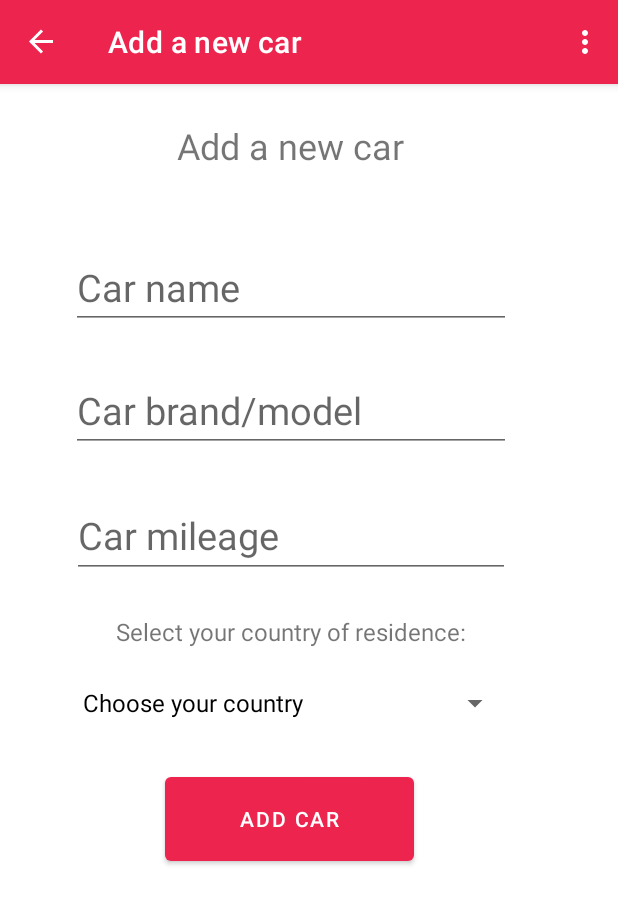
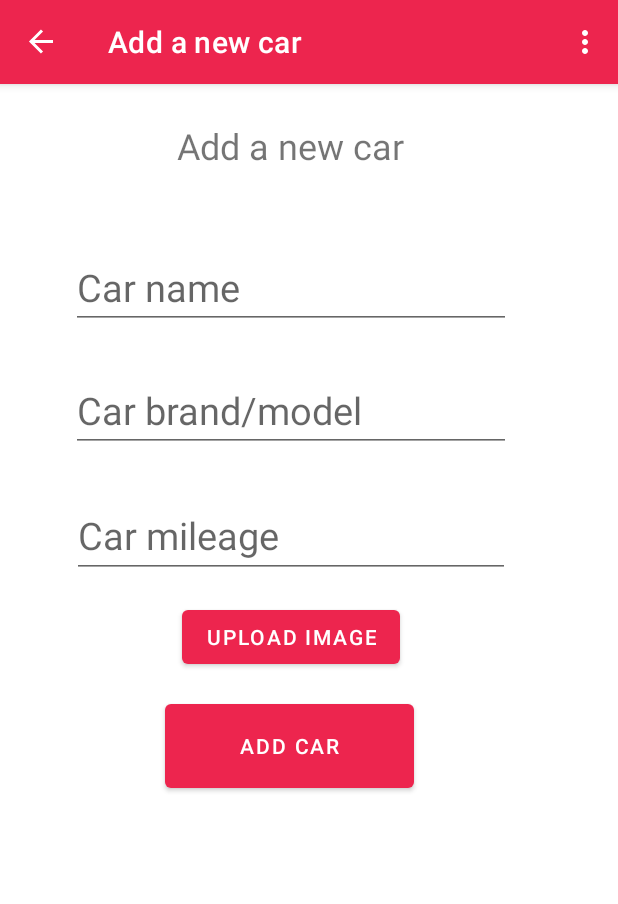
Before and after one commit to JonasKucinskas/MileMate, an Android app: the CarAddFragment screen opened through its navigation route, on a phone screen of 412 x 824 dp. Shown: the top 904 px of the screen. Run offline under Robolectric (Android 15) with nearby library versions, the phone set to English and light mode, and no system bars; our stand-ins replace navigation-ui.

Commit message:
added ability to upload car image in car add fragment, image is saved in local storage

```diff
--- a/app/src/main/AndroidManifest.xml
+++ b/app/src/main/AndroidManifest.xml
@@ -13,6 +13,7 @@
         android:label="@string/app_name"
         android:supportsRtl="true"
         android:theme="@style/Theme.MileMate"
+        android:requestLegacyExternalStorage="true"
         tools:targetApi="31">
         <receiver android:name=".NotificationReceiver"
             android:exported="true">
--- a/app/src/main/java/com/example/milemate/CarAddFragment.kt
+++ b/app/src/main/java/com/example/milemate/CarAddFragment.kt
@@ -1,18 +1,29 @@
 package com.example.milemate
 
+import android.app.Activity.RESULT_OK
+import android.content.Intent
+import android.graphics.Bitmap
+import android.os.Build
 import android.os.Bundle
+import android.os.Environment
+import android.provider.MediaStore
 import android.view.LayoutInflater
 import android.view.View
 import android.view.ViewGroup
 import android.widget.*
+import androidx.annotation.RequiresApi
 import androidx.fragment.app.Fragment
 import androidx.lifecycle.ViewModelProvider
 import com.example.milemate.database.DBManager
+import java.io.File
+import java.io.FileOutputStream
+import java.io.FileWriter
 
 
 class CarAddFragment : Fragment() {
 
     private var FirstCar = Car("", "", "")
+    private var carImage: Bitmap? = null
 
     override fun onCreateView(
         inflater: LayoutInflater, container: ViewGroup?,
@@ -27,25 +38,29 @@ class CarAddFragment : Fragment() {
 
         //getting reference to the variable
         val addCarButton = view.findViewById<Button>(R.id.buttonAddCar)
+        val imageUploadButton = view.findViewById<Button>(R.id.carAddSelectImage)
 
-        //Creating spinner for choosing countries
-        val countryOptions = arrayOf("Choose your country", "Lithuania")
-        val adapter = ArrayAdapter<String>(requireContext(), android.R.layout.simple_spinner_dropdown_item, countryOptions)
-        adapter.setDropDownViewResource(android.R.layout.simple_spinner_dropdown_item)
-        val spinner = view.findViewById<Spinner>(R.id.spinner)
-        spinner.adapter = adapter
-        spinner.setSelection(0)
+        imageUploadButton.setOnClickListener(){
+            val intent = Intent()
+            intent.type = "image/*"
+            intent.action = "android.intent.action.PICK"
+            startActivityForResult(intent, 100)
+        }
 
         //Button click event to create car object
         addCarButton.setOnClickListener {
             val carNameContent = view.findViewById<EditText>(R.id.textCarName).text.toString()
             val carBrandContent = view.findViewById<EditText>(R.id.textCarBrand).text.toString()
             val carMileageContent = view.findViewById<EditText>(R.id.numberCarMileage).text.toString()
+
             FirstCar = Car(carNameContent, carBrandContent, carMileageContent)
             Toast.makeText(activity, "Car added successfully!", Toast.LENGTH_SHORT).show()
+
             //Sends notification
             val notificationHelper = NotificationHelper(requireContext())
             notificationHelper.sendNotification("MileMate", "Car Added successfully!", 0)
+
+            writeCarImage(carImage, carNameContent)
 
             // Insert into database
             val database = ViewModelProvider(this).get(DBManager::class.java)
@@ -53,6 +68,31 @@ class CarAddFragment : Fragment() {
         }
 
     }
+    @RequiresApi(Build.VERSION_CODES.P)
+    override fun onActivityResult(requestCode: Int, resultCode: Int, data: Intent?) {
+        super.onActivityResult(requestCode, resultCode, data)
+        if (requestCode == 100) {
+            carImage = MediaStore.Images.Media.getBitmap(requireContext().contentResolver, data?.data)
+        }
+    }
+
+    fun writeCarImage(carImage: Bitmap?, fileName: String){
+
+        if (carImage != null) {
+            val root: String = Environment.getExternalStoragePublicDirectory(
+                Environment.DIRECTORY_PICTURES
+            ).toString()
+            val myDir = File(context?.filesDir.toString()+"/saved_images")
+            myDir.mkdirs()
+            val fname = "$fileName.jpg"
+            val file = File(myDir, fname)
+
+            val out = FileOutputStream(file)
+            carImage.compress(Bitmap.CompressFormat.JPEG, 100, out)
+            out.flush()
+            out.close()
+        }
+    }
 
     override fun onDestroyView() {
         super.onDestroyView()
--- a/app/src/main/res/layout/fragment_car_add.xml
+++ b/app/src/main/res/layout/fragment_car_add.xml
@@ -19,19 +19,6 @@
         app:layout_constraintStart_toStartOf="parent"
         app:layout_constraintTop_toTopOf="parent"
         app:layout_constraintVertical_bias="0.42" />
-
-    <TextView
-        android:id="@+id/textView"
-        android:layout_width="243dp"
-        android:layout_height="25dp"
-        android:text="@string/select_residence"
-        android:textAlignment="center"
-        android:textSize="16sp"
-        app:layout_constraintBottom_toTopOf="@+id/spinner"
-        app:layout_constraintEnd_toEndOf="parent"
-        app:layout_constraintStart_toStartOf="parent"
-        app:layout_constraintTop_toBottomOf="@+id/numberCarMileage"
-        app:layout_constraintVertical_bias="0.842" />
 
     <EditText
         android:id="@+id/textCarName"
@@ -73,25 +60,13 @@
         app:layout_constraintEnd_toEndOf="parent"
         app:layout_constraintHorizontal_bias="0.497"
         app:layout_constraintStart_toStartOf="parent"
-        app:layout_constraintTop_toBottomOf="@+id/spinner"
-        app:layout_constraintVertical_bias="0.323" />
-
-    <Spinner
-        android:id="@+id/spinner"
-        android:layout_width="293dp"
-        android:layout_height="58dp"
-        android:contentDescription="@string/choose_your_country"
-        android:labelFor="@+id/spinner"
-        app:layout_constraintBottom_toBottomOf="parent"
-        app:layout_constraintEnd_toEndOf="parent"
-        app:layout_constraintStart_toStartOf="parent"
-        app:layout_constraintTop_toBottomOf="@+id/numberCarMileage"
-        app:layout_constraintVertical_bias="0.329" />
+        app:layout_constraintTop_toBottomOf="@+id/numberCarMileage" />
 
     <EditText
         android:id="@+id/numberCarMileage"
         android:layout_width="292dp"
         android:layout_height="56dp"
+        android:autofillHints=""
         android:ems="10"
         android:hint="@string/car_mileage"
         android:inputType="number"
@@ -100,7 +75,19 @@
         app:layout_constraintEnd_toEndOf="parent"
         app:layout_constraintStart_toStartOf="parent"
         app:layout_constraintTop_toBottomOf="@+id/textCarBrand"
-        app:layout_constraintVertical_bias="0.111"
-        android:autofillHints="" />
+        app:layout_constraintVertical_bias="0.111" />
+
+    <Button
+        android:id="@+id/carAddSelectImage"
+        android:layout_width="wrap_content"
+        android:layout_height="wrap_content"
+        android:layout_centerHorizontal="true"
+        android:text="Upload image"
+        app:layout_constraintBottom_toTopOf="@+id/buttonAddCar"
+        app:layout_constraintEnd_toEndOf="parent"
+        app:layout_constraintStart_toStartOf="parent"
+        app:layout_constraintTop_toBottomOf="@+id/numberCarMileage" />
+
+    <!--ImageView to preview the selected image-->
 
 </androidx.constraintlayout.widget.ConstraintLayout>
```
Also changed, not shown: app/src/main/java/com/example/milemate/CheckUpFragment.kt (+5 -5 lines).
